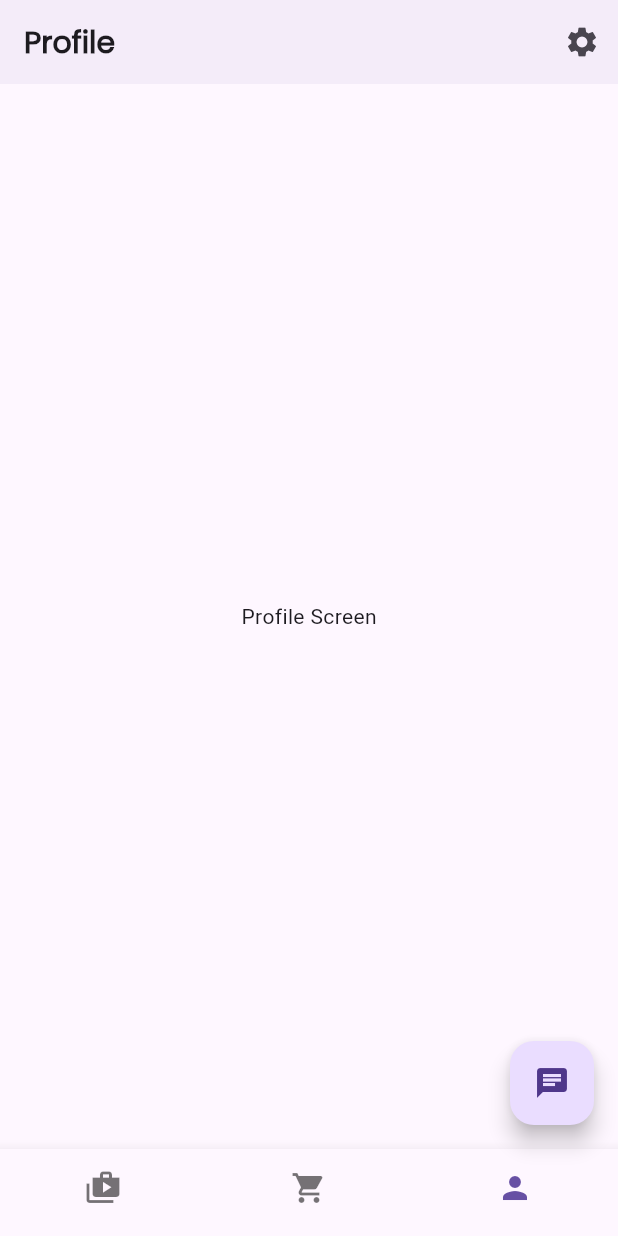
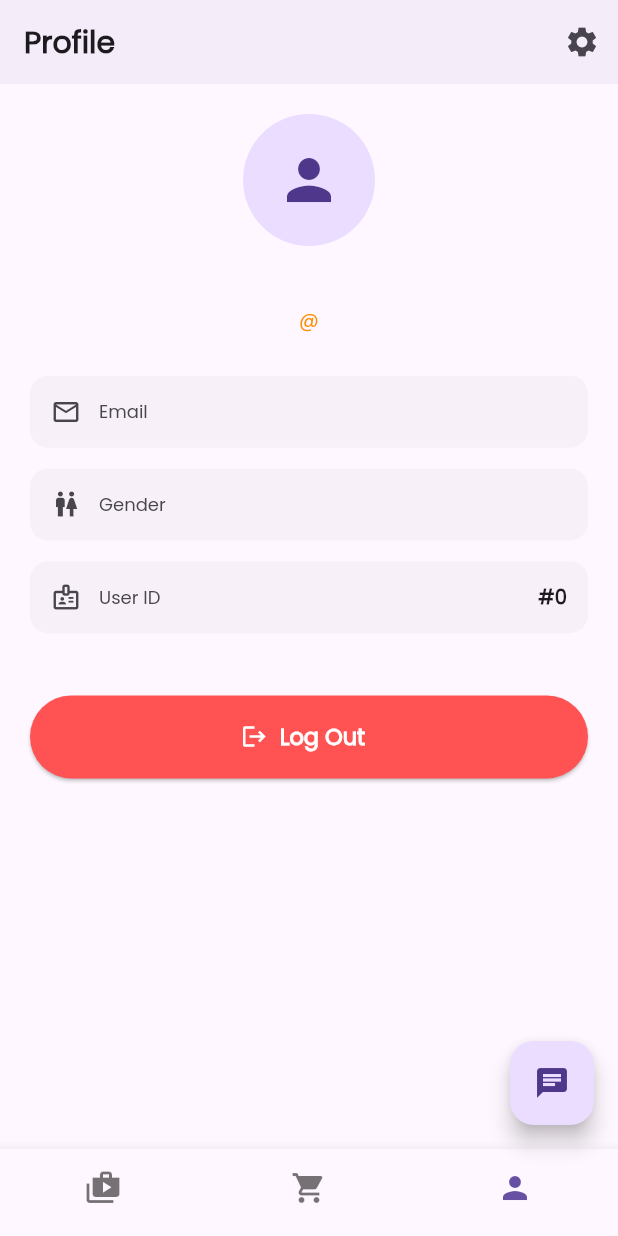
Before and after one commit to Zenn-source/iguiron_advmobprogAY2627, a Flutter app: the HomeScreen screen opened by its route, swiped to page 3, on a phone screen of 412 x 824 dp. Run offline on Flutter 3.47's test engine with Material 3 defaults, Android fonts, the phone set to English and light mode, and no system bars; our stand-ins replace flutter_dotenv, flutter_screenutil, shared_preferences; accounts and stored records are empty; network calls fail.

Commit message:
lab_act4

```diff
--- a/iguiron_advmobprog/lib/constants.dart
+++ b/iguiron_advmobprog/lib/constants.dart
@@ -2,4 +2,7 @@ import 'package:flutter_dotenv/flutter_dotenv.dart';
 
 var host = dotenv.env['HOST'];
 
-const int kCurrentUserId = 1;
+// enhancement 3: id of the signed-in user, set from SplashScreen/SignInScreen
+// once UserService resolves the session, so cart_screen and detail_screen can
+// always operate on whoever is currently logged in instead of a fixed id.
+int currentUserId = 1;
--- /dev/null
+++ b/iguiron_advmobprog/lib/models/user.dart
@@ -0,0 +1,53 @@
+class User {
+  final int id;
+  final String username;
+  final String email;
+  final String firstName;
+  final String lastName;
+  final String gender;
+  final String image;
+  final String accessToken;
+  final String refreshToken;
+
+  User({
+    required this.id,
+    required this.username,
+    required this.email,
+    required this.firstName,
+    required this.lastName,
+    required this.gender,
+    required this.image,
+    required this.accessToken,
+    required this.refreshToken,
+  });
+
+  String get fullName => '$firstName $lastName'.trim();
+
+  factory User.fromJson(Map<String, dynamic> json) {
+    return User(
+      id: json['id'] ?? 0,
+      username: json['username'] ?? '',
+      email: json['email'] ?? '',
+      firstName: json['firstName'] ?? '',
+      lastName: json['lastName'] ?? '',
+      gender: json['gender'] ?? '',
+      image: json['image'] ?? '',
+      accessToken: json['accessToken'] ?? '',
+      refreshToken: json['refreshToken'] ?? '',
+    );
+  }
+
+  Map<String, dynamic> toJson() {
+    return {
+      'id': id,
+      'username': username,
+      'email': email,
+      'firstName': firstName,
+      'lastName': lastName,
+      'gender': gender,
+      'image': image,
+      'accessToken': accessToken,
+      'refreshToken': refreshToken,
+    };
+  }
+}
--- a/iguiron_advmobprog/lib/screens/cart_screen.dart
+++ b/iguiron_advmobprog/lib/screens/cart_screen.dart
@@ -24,7 +24,7 @@ class _CartScreenState extends State<CartScreen> {
   @override
   void initState() {
     super.initState();
-    _cartFuture = CartService().getCartByUserId(kCurrentUserId);
+    _cartFuture = CartService().getCartByUserId(currentUserId);
   }
 
   void _changeQuantity(int index, int delta) {
--- a/iguiron_advmobprog/lib/screens/detail_screen.dart
+++ b/iguiron_advmobprog/lib/screens/detail_screen.dart
@@ -17,7 +17,7 @@ class DetailScreen extends StatelessWidget {
   Future<void> _addToCart(BuildContext context) async {
     final messenger = ScaffoldMessenger.of(context);
     try {
-      final cart = await CartService().addToCart(kCurrentUserId, [
+      final cart = await CartService().addToCart(currentUserId, [
         {'id': product.id, 'quantity': 1},
       ]);
       messenger.showSnackBar(
--- a/iguiron_advmobprog/lib/screens/home_screen.dart
+++ b/iguiron_advmobprog/lib/screens/home_screen.dart
@@ -2,6 +2,7 @@ import 'package:flutter/material.dart';
 import 'package:flutter_screenutil/flutter_screenutil.dart';
 import 'cart_screen.dart';
 import 'product_screen.dart';
+import 'profile_screen.dart';
 import '../widgets/custom_text.dart';
 
 // Tab indices for the PageView / BottomNavigationBar below.
@@ -9,8 +10,7 @@ const int _kShopTab = 0;
 const int _kCartTab = 1;
 
 class HomeScreen extends StatefulWidget {
-  final String username;
-  const HomeScreen({super.key, this.username = ''});
+  const HomeScreen({super.key});
 
   @override
   State<HomeScreen> createState() => HomeScreenState();
@@ -79,7 +79,7 @@ class HomeScreenState extends State<HomeScreen> {
           children: const <Widget>[
             ProductScreen(),
             CartScreen(),
-            Center(child: Text('Profile Screen')),
+            ProfileScreen(),
           ],
         ),
         // enhancement 2: FloatingActionButton for chat, hidden while at the Cart screen
--- /dev/null
+++ b/iguiron_advmobprog/lib/screens/profile_screen.dart
@@ -0,0 +1,166 @@
+import 'package:flutter/material.dart';
+import 'package:flutter_screenutil/flutter_screenutil.dart';
+
+import '../models/user.dart';
+import '../services/user_service.dart';
+import '../widgets/custom_text.dart';
+
+// enhancement 3: fetches the persisted user and renders it here.
+class ProfileScreen extends StatefulWidget {
+  const ProfileScreen({super.key});
+
+  @override
+  State<ProfileScreen> createState() => _ProfileScreenState();
+}
+
+class _ProfileScreenState extends State<ProfileScreen> {
+  late Future<User> _userFuture;
+
+  @override
+  void initState() {
+    super.initState();
+    _userFuture = UserService().getUser();
+  }
+
+  Future<void> _logout(BuildContext context) async {
+    await UserService().logout();
+    if (!context.mounted) return;
+    Navigator.pushNamedAndRemoveUntil(context, '/signin', (route) => false);
+  }
+
+  @override
+  Widget build(BuildContext context) {
+    final colorScheme = Theme.of(context).colorScheme;
+
+    return SafeArea(
+      child: FutureBuilder<User>(
+        future: _userFuture,
+        builder: (context, snapshot) {
+          if (snapshot.connectionState == ConnectionState.waiting) {
+            return const Center(child: CircularProgressIndicator());
+          }
+
+          if (snapshot.hasError || !snapshot.hasData) {
+            return Center(
+              child: CustomText(
+                text: 'Unable to load profile: ${snapshot.error}',
+                fontSize: 14.sp,
+              ),
+            );
+          }
+
+          final user = snapshot.data!;
+
+          return ListView(
+            padding: EdgeInsets.all(20.r),
+            children: [
+              Center(
+                child: Column(
+                  children: [
+                    CircleAvatar(
+                      radius: 44.r,
+                      backgroundColor: colorScheme.primaryContainer,
+                      backgroundImage: user.image.isNotEmpty
+                          ? NetworkImage(user.image)
+                          : null,
+                      child: user.image.isEmpty
+                          ? Icon(Icons.person, size: 44.sp)
+                          : null,
+                    ),
+                    SizedBox(height: 12.h),
+                    CustomText(
+                      text: user.fullName,
+                      fontSize: 18.sp,
+                      fontWeight: FontWeight.bold,
+                    ),
+                    CustomText(
+                      text: '@${user.username}',
+                      fontSize: 13.sp,
+                      fontColor: Colors.amber.shade800,
+                    ),
+                  ],
+                ),
+              ),
+              SizedBox(height: 24.h),
+              _ProfileInfoTile(
+                icon: Icons.email_outlined,
+                label: 'Email',
+                value: user.email,
+              ),
+              _ProfileInfoTile(
+                icon: Icons.wc_outlined,
+                label: 'Gender',
+                value: user.gender,
+              ),
+              _ProfileInfoTile(
+                icon: Icons.badge_outlined,
+                label: 'User ID',
+                value: '#${user.id}',
+              ),
+              SizedBox(height: 24.h),
+              SizedBox(
+                height: 48.h,
+                child: ElevatedButton.icon(
+                  style: ElevatedButton.styleFrom(
+                    backgroundColor: Colors.redAccent.shade200,
+                  ),
+                  onPressed: () => _logout(context),
+                  icon: const Icon(Icons.logout, color: Colors.white),
+                  label: const CustomText(
+                    text: 'Log Out',
+                    fontSize: 15,
+                    fontWeight: FontWeight.w600,
+                    fontColor: Colors.white,
+                  ),
+                ),
+              ),
+            ],
+          );
+        },
+      ),
+    );
+  }
+}
+
+class _ProfileInfoTile extends StatelessWidget {
+  const _ProfileInfoTile({
+    required this.icon,
+    required this.label,
+    required this.value,
+  });
+
+  final IconData icon;
+  final String label;
+  final String value;
+
+  @override
+  Widget build(BuildContext context) {
+    final colorScheme = Theme.of(context).colorScheme;
+
+    return Container(
+      margin: EdgeInsets.only(bottom: 12.h),
+      padding: EdgeInsets.all(14.r),
+      decoration: BoxDecoration(
+        color: colorScheme.surfaceContainerHighest.withOpacity(0.3),
+        borderRadius: BorderRadius.circular(12.r),
+      ),
+      child: Row(
+        children: [
+          Icon(icon, size: 20.sp, color: colorScheme.onSurfaceVariant),
+          SizedBox(width: 12.w),
+          CustomText(
+            text: label,
+            fontSize: 12.sp,
+            fontColor: colorScheme.onSurfaceVariant,
+          ),
+          const Spacer(),
+          CustomText(
+            text: value,
+            fontSize: 13.sp,
+            fontWeight: FontWeight.w600,
+          ),
+        ],
+      ),
+    );
+  }
+}
--- /dev/null
+++ b/iguiron_advmobprog/lib/services/user_service.dart
@@ -0,0 +1,82 @@
+import 'dart:convert';
+import 'package:http/http.dart' as http;
+import 'package:shared_preferences/shared_preferences.dart';
+import '../constants.dart';
+import '../models/user.dart';
+
+class UserService {
+  // enhancement 2: authenticate against POST /auth/login
+  Future<Map<String, dynamic>> loginUser(
+    String username,
+    String password,
+  ) async {
+    final response = await http.post(
+      Uri.parse('$host/auth/login'),
+      headers: {'Content-Type': 'application/json'},
+      body: jsonEncode({
+        'username': username,
+        'password': password,
+        'expiresInMins': 60,
+      }),
+    );
+
+    if (response.statusCode == 200) {
+      final data = jsonDecode(response.body);
+      await saveUserData(data);
+      return data;
+    } else {
+      final message = jsonDecode(response.body)['message'] ?? 'Login failed';
+      throw Exception(message);
+    }
+  }
+
+  /// Save user data from the API response, keyed by the User model's fields.
+  Future<void> saveUserData(Map<String, dynamic> userData) async {
+    final prefs = await SharedPreferences.getInstance();
+    final user = User.fromJson(userData);
+
+    await prefs.setInt('id', user.id);
+    await prefs.setString('username', user.username);
+    await prefs.setString('email', user.email);
+    await prefs.setString('firstName', user.firstName);
+    await prefs.setString('lastName', user.lastName);
+    await prefs.setString('gender', user.gender);
+    await prefs.setString('image', user.image);
+    await prefs.setString('accessToken', user.accessToken);
+    await prefs.setString('refreshToken', user.refreshToken);
+  }
+
+  /// Retrieve the raw user data map from SharedPreferences.
+  Future<Map<String, dynamic>> getUserData() async {
+    final prefs = await SharedPreferences.getInstance();
+    return {
+      'id': prefs.getInt('id') ?? 0,
+      'username': prefs.getString('username') ?? '',
+      'email': prefs.getString('email') ?? '',
+      'firstName': prefs.getString('firstName') ?? '',
+      'lastName': prefs.getString('lastName') ?? '',
+      'gender': prefs.getString('gender') ?? '',
+      'image': prefs.getString('image') ?? '',
+      'accessToken': prefs.getString('accessToken') ?? '',
+      'refreshToken': prefs.getString('refreshToken') ?? '',
+    };
+  }
+
+  // enhancement 3: rebuild the User model from SharedPreferences
+  Future<User> getUser() async {
+    final userData = await getUserData();
+    return User.fromJson(userData);
+  }
+
+  // enhancement 1: used by splash_screen to decide between /home and /signin.
+  Future<bool> isLoggedIn() async {
+    final prefs = await SharedPreferences.getInstance();
+    final token = prefs.getString('accessToken');
+    return token != null && token.isNotEmpty;
+  }
+
+  Future<void> logout() async {
+    final prefs = await SharedPreferences.getInstance();
+    await prefs.clear();
+  }
+}
--- a/iguiron_advmobprog/pubspec.yaml
+++ b/iguiron_advmobprog/pubspec.yaml
@@ -13,6 +13,7 @@ dependencies:
   flutter_screenutil: ^5.9.3
   http: ^1.5.0
   provider: ^6.1.5
+  shared_preferences: ^2.5.5
 
 dev_dependencies:
   flutter_test:
```
Also changed, not shown: iguiron_advmobprog/lib/main.dart (+8 -1 lines), iguiron_advmobprog/lib/screens/signin_screen.dart (added, +168 -0 lines), iguiron_advmobprog/lib/screens/splash_screen.dart (added, +79 -0 lines), iguiron_advmobprog/pubspec.lock, 2 other files.
